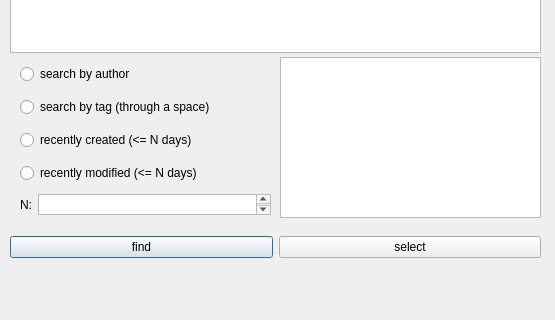
Old version of the form searchwindow.ui in the repository Alexander-1703/QtNotepad; both pictures show x 0 to 555 and y 163 to 483 of the 555 by 483 pixel window.
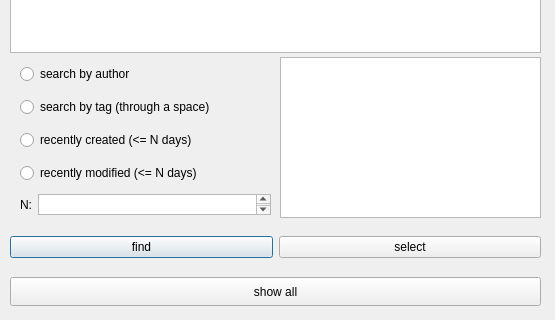
New version of the form.

Patch:
```diff
--- a/searchwindow.ui
+++ b/searchwindow.ui
@@ -133,6 +133,19 @@
     </item>
    </layout>
   </widget>
+  <widget class="QPushButton" name="pushButton_3">
+   <property name="geometry">
+    <rect>
+     <x>10</x>
+     <y>440</y>
+     <width>531</width>
+     <height>29</height>
+    </rect>
+   </property>
+   <property name="text">
+    <string>show all</string>
+   </property>
+  </widget>
  </widget>
  <resources/>
  <connections/>
```
